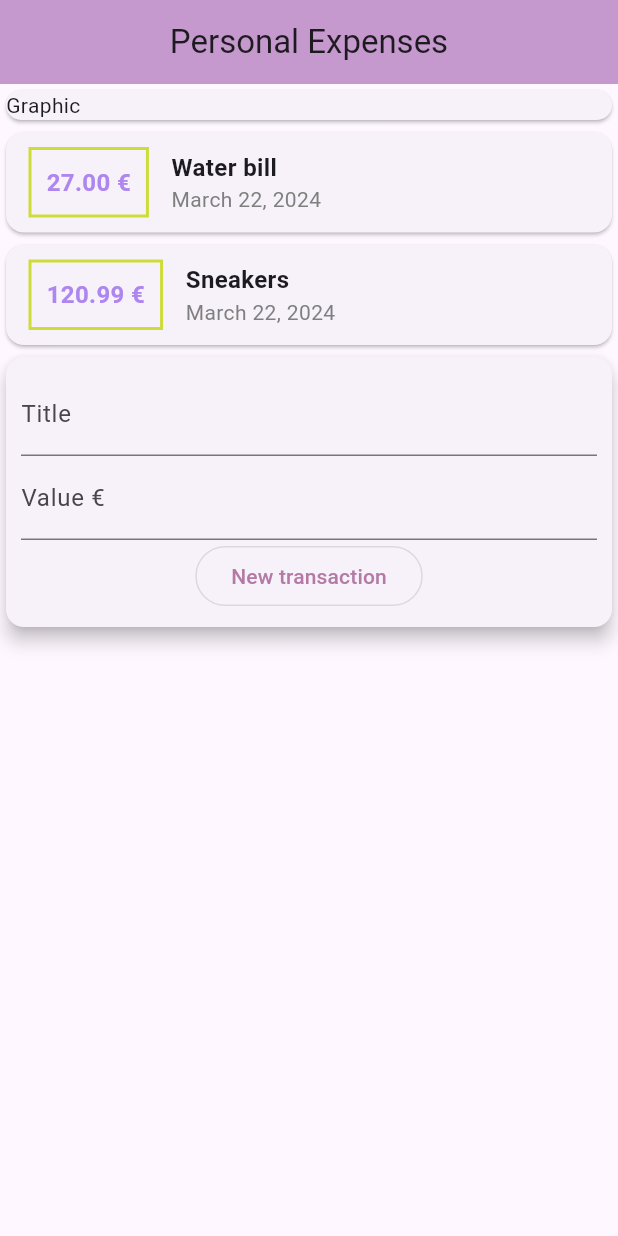
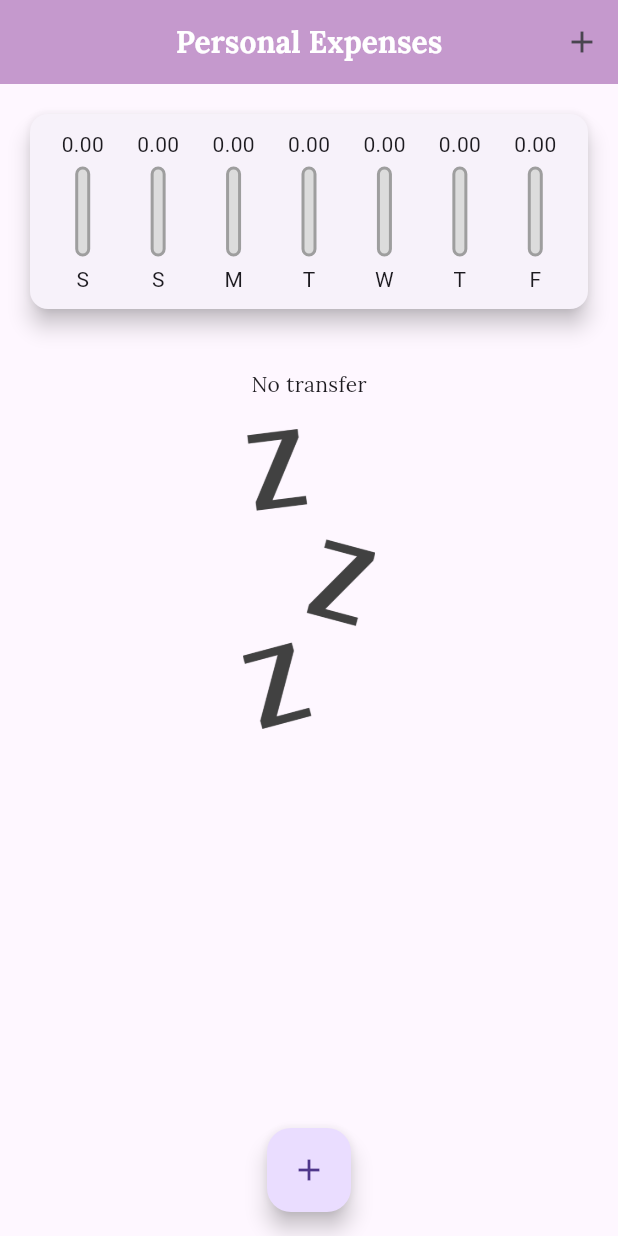
Before and after one commit to RitaSevera/Expenses-flutter, a Flutter app: the screen it shows after launch, on a phone screen of 412 x 824 dp. Run offline on Flutter 3.47's test engine with Material 3 defaults, Android fonts, the phone set to English and light mode, and no system bars; our stand-ins replace shared_preferences; project files that could hold a hidden picture were left out.

Commit message:
Finalização

```diff
--- /dev/null
+++ b/lib/Components/chart.dart
@@ -0,0 +1,65 @@
+import 'package:expenses/Components/chart_bar.dart';
+import 'package:expenses/models/transaction.dart';
+import 'package:flutter/material.dart';
+import 'package:intl/intl.dart';
+
+class Chart extends StatelessWidget {
+  final List<Transaction> recentTransactions;
+
+  const Chart(this.recentTransactions, {super.key});
+
+  List<Map<String, Object>> get groupedTransaction {
+    return List.generate(7, (index) {
+      final weekDay = DateTime.now().subtract(
+        Duration(days: index),
+      );
+
+      double total = 0.0;
+
+      for (var i = 0; i < recentTransactions.length; i++) {
+        bool sameDay = recentTransactions[i].date.day == weekDay.day;
+        bool sameMonth = recentTransactions[i].date.month == weekDay.month;
+        bool sameYear = recentTransactions[i].date.year == weekDay.year;
+
+        if (sameDay && sameMonth && sameYear) {
+          total += recentTransactions[i].value;
+        }
+      }
+      return {
+        "day": DateFormat.E().format(weekDay)[0],
+        "value": total,
+      };
+    }).reversed.toList();
+  }
+
+  double get _weekTotal {
+    return groupedTransaction.fold(0.0, (sum, tr) {
+      return sum + (tr["value"] as double);
+    });
+  }
+
+  @override
+  Widget build(BuildContext context) {
+    return Card(
+      elevation: 6,
+      margin: const EdgeInsets.all(20),
+      child: Padding(
+        padding: const EdgeInsets.all(10),
+        child: Row(
+          mainAxisAlignment: MainAxisAlignment.spaceAround,
+          children: groupedTransaction.map((tr) {
+            return Flexible(
+              fit: FlexFit.tight,
+              child: ChartBar(
+                label: tr["day"] as String,
+                value: tr["value"] as double,
+                percentage:
+                    _weekTotal == 0 ? 0 : (tr["value"] as double) / _weekTotal,
+              ),
+            );
+          }).toList(),
+        ),
+      ),
+    );
+  }
+}
--- /dev/null
+++ b/lib/Components/chart_bar.dart
@@ -0,0 +1,56 @@
+import 'package:flutter/material.dart';
+
+class ChartBar extends StatelessWidget {
+  final String? label;
+  final double? value;
+  final double? percentage;
+
+  const ChartBar({
+    super.key,
+    this.label,
+    this.value,
+    this.percentage,
+  });
+
+  @override
+  Widget build(BuildContext context) {
+    return Column(
+      children: [
+        SizedBox(
+          height: 20,
+          child: FittedBox(
+            child: Text(value!.toStringAsFixed(2)),
+          ),
+        ),
+        const SizedBox(height: 5),
+        SizedBox(
+          height: 60,
+          width: 10,
+          child: Stack(
+            alignment: Alignment.bottomCenter,
+            children: [
+              Container(
+                decoration: BoxDecoration(
+                  border: Border.all(color: Colors.grey, width: 2.0),
+                  color: const Color.fromRGBO(220, 220, 220, 1),
+                  borderRadius: BorderRadius.circular(5),
+                ),
+              ),
+              FractionallySizedBox(
+                heightFactor: percentage,
+                child: Container(
+                  decoration: BoxDecoration(
+                    color: Theme.of(context).primaryColor,
+                    borderRadius: BorderRadius.circular(5),
+                  ),
+                ),
+              )
+            ],
+          ),
+        ),
+        const SizedBox(height: 5),
+        Text(label!),
+      ],
+    );
+  }
+}
--- /dev/null
+++ b/lib/Components/transaction_list.dart
@@ -0,0 +1,81 @@
+import 'package:expenses/models/transaction.dart';
+import 'package:flutter/material.dart';
+import 'package:intl/intl.dart';
+
+class TransactionList extends StatelessWidget {
+  final List<Transaction> transaction;
+  final void Function(String) onRemove;
+
+  const TransactionList(this.transaction, this.onRemove, {super.key});
+
+  @override
+  Widget build(BuildContext context) {
+    return SizedBox(
+      height: 530,
+      child: transaction.isEmpty
+          ? Column(
+              children: [
+                const SizedBox(height: 20),
+                const Text(
+                  "No transfer",
+                  style: TextStyle(
+                    fontFamily: "Lora",
+                  ),
+                ),
+                const SizedBox(height: 20),
+                SizedBox(
+                  height: 200,
+                  child: Image.asset(
+                    "assets/images/waiting.png",
+                    fit: BoxFit.cover,
+                  ),
+                ),
+              ],
+            )
+          : ListView.builder(
+              itemCount: transaction.length,
+              itemBuilder: (ctx, index) {
+                final tr = transaction[index];
+                return Card(
+                  elevation: 5,
+                  margin:
+                      const EdgeInsets.symmetric(vertical: 8, horizontal: 5),
+                  child: ListTile(
+                    //personalizar cada elemento da lista
+                    leading: CircleAvatar(
+                      radius: 30,
+                      child: Padding(
+                        padding: const EdgeInsets.all(6),
+                        child: FittedBox(
+                          child: Text(
+                            "€${tr.value}",
+                            style: const TextStyle(fontFamily: "Lora-bold"),
+                          ),
+                        ),
+                      ),
+                    ),
+                    title: Text(
+                      tr.title,
+                      style: const TextStyle(
+                        fontFamily: "Lora-bold",
+                        //fontWeight: FontWeight.bold,
+                      ),
+                    ),
+                    subtitle: Text(
+                      DateFormat.yMMMd().format(tr.date),
+                      style: const TextStyle(
+                        fontFamily: "Lora",
+                      ),
+                    ),
+                    trailing: IconButton(
+                      icon: const Icon(Icons.delete),
+                      color: Theme.of(context).colorScheme.error,
+                      onPressed: () => onRemove(tr.id),
+                    ),
+                  ),
+                );
+              },
+            ),
+    );
+  }
+}
--- a/lib/main.dart
+++ b/lib/main.dart
@@ -1,22 +1,120 @@
+import 'dart:convert';
+import 'dart:math';
+import 'package:expenses/Components/chart.dart';
+import 'package:expenses/Components/transaction_form.dart';
+import 'package:expenses/Components/transaction_list.dart';
 import 'package:expenses/models/transaction.dart';
 import 'package:flutter/material.dart';
-import 'package:intl/intl.dart';
+import 'package:shared_preferences/shared_preferences.dart';
 
 main() => runApp(ExpensesApp());
 
 class ExpensesApp extends StatelessWidget {
+  ExpensesApp({super.key});
+  final ThemeData theme = ThemeData();
+
   @override
   Widget build(BuildContext context) {
-    return MaterialApp(home: MyHomePage());
+    return MaterialApp(
+      home: const MyHomePage(),
+      theme: theme.copyWith(
+        colorScheme: theme.colorScheme.copyWith(
+          primary: Colors.purple,
+          secondary: Colors.lime,
+        ),
+        textTheme: theme.textTheme.copyWith(
+          headlineMedium: const TextStyle(
+            fontFamily: "Lora",
+            fontSize: 16,
+            fontWeight: FontWeight.bold,
+            color: Colors.black,
+          ),
+        ),
+        appBarTheme: const AppBarTheme(
+          titleTextStyle: TextStyle(
+              fontFamily: "Lora", fontSize: 20, fontWeight: FontWeight.bold),
+        ),
+      ),
+    );
   }
 }
 
-class MyHomePage extends StatelessWidget {
-  final _transaction = [
-    Transaction(id: "t1", title: "Water bill", value: 27, date: DateTime.now()),
-    Transaction(
-        id: "t2", title: "Sneakers", value: 120.99, date: DateTime.now()),
-  ];
+class MyHomePage extends StatefulWidget {
+  const MyHomePage({super.key});
+
+  @override
+  State<MyHomePage> createState() => _MyHomePageState();
+}
+
+class _MyHomePageState extends State<MyHomePage> {
+  final List<Transaction> _transaction = [];
+
+  @override
+  void initState() {
+    super.initState();
+    _loadTransactions();
+  }
+
+  _loadTransactions() async {
+    final prefs = await SharedPreferences.getInstance();
+    final transactionsList = prefs.getStringList("transactions") ?? [];
+    setState(() {
+      _transaction.clear();
+      _transaction.addAll(
+        transactionsList
+            .map((trJson) => Transaction.fromJson(json.decode(trJson))),
+      );
+    });
+  }
+
+  List<Transaction> get _recentTransactions {
+    return _transaction.where((tr) {
+      return tr.date.isAfter(DateTime.now().subtract(
+        const Duration(days: 7),
+      ));
+    }).toList();
+  }
+
+  _addTransaction(String title, double value, DateTime date) async {
+    final newTransaction = Transaction(
+      id: Random().nextDouble().toString(),
+      title: title,
+      value: value,
+      date: date,
+    );
+
+    final prefs = await SharedPreferences.getInstance();
+    final transactionsList = prefs.getStringList("transactions") ?? [];
+    transactionsList.add(json.encode(newTransaction.toJson()));
+    await prefs.setStringList("transactions", transactionsList);
+
+    setState(() {
+      _transaction.add(newTransaction);
+    });
+
+    Navigator.of(context).pop();
+  }
+
+  _deleteTransaction(String id) async {
+    final prefs = await SharedPreferences.getInstance();
+    final transactions = prefs.getStringList("transactions") ?? [];
+    transactions.removeWhere((trJson) {
+      final transaction = json.decode(trJson);
+      return transaction.id == id;
+    });
+    await prefs.setStringList("transactions", transactions);
+    setState(() {
+      _transaction.removeWhere((tr) => tr.id == id);
+    });
+  }
+
+  _openTransactionFormModal(BuildContext context) {
+    showModalBottomSheet(
+        context: context,
+        builder: (_) {
+          return TransactionForm(_addTransaction);
+        });
+  }
 
   @override
   Widget build(BuildContext context) {
@@ -25,84 +123,27 @@ class MyHomePage extends StatelessWidget {
         backgroundColor: const Color.fromARGB(255, 197, 153, 205),
         centerTitle: true,
         title: const Text("Personal Expenses"),
-      ),
-      body: Column(
-        crossAxisAlignment: CrossAxisAlignment.stretch,
-        children: <Widget>[
-          const Card(
-            child: Text("Graphic"),
-          ),
-          Column(
-            children: _transaction.map((tr) {
-              return Card(
-                child: Row(children: [
-                  Container(
-                    margin: const EdgeInsets.symmetric(
-                        horizontal: 15, vertical: 10),
-                    decoration: BoxDecoration(
-                        border: Border.all(
-                      color: Colors.lime,
-                      width: 2,
-                    )),
-                    padding: const EdgeInsets.all(10),
-                    child: Text(
-                      "${tr.value.toStringAsFixed(2)} €", //toString não era necessário, mas pus para aparecer 2 casas decimais
-                      //"€" + tr.value.toString(),
-                      style: const TextStyle(
-                          fontWeight: FontWeight.bold,
-                          fontSize: 16,
-                          color: Color.fromARGB(255, 173, 134, 239)),
-                    ),
-                  ),
-                  Column(
-                    crossAxisAlignment: CrossAxisAlignment.start,
-                    children: [
-                      Text(
-                        tr.title,
-                        style: const TextStyle(
-                            fontSize: 16, fontWeight: FontWeight.bold),
-                      ),
-                      Text(
-                        DateFormat.yMMMMd().format(
-                            tr.date), //só consigo fazer assim pq importei intl
-                        style: const TextStyle(
-                          color: Color.fromARGB(255, 128, 127, 127),
-                        ),
-                      ),
-                    ],
-                  )
-                ]),
-              );
-            }).toList(),
-          ),
-          const Card(
-            elevation: 5,
-            child: Padding(
-              padding: EdgeInsets.all(10),
-              child: Column(
-                children: [
-                  TextField(
-                    decoration: InputDecoration(
-                      labelText: "Title",
-                    ),
-                  ),
-                  TextField(
-                    decoration: InputDecoration(labelText: "Value €"),
-                  ),
-                  OutlinedButton(
-                    onPressed: null,
-                    child: Text(
-                      "New transaction",
-                      style:
-                          TextStyle(color: Color.fromARGB(255, 180, 122, 165)),
-                    ),
-                  ),
-                ],
-              ),
-            ),
-          ),
+        actions: [
+          IconButton(
+              onPressed: () => _openTransactionFormModal(context),
+              icon: const Icon(Icons.add))
         ],
       ),
+      body: SingleChildScrollView(
+        child: Column(
+          crossAxisAlignment: CrossAxisAlignment.stretch,
+          children: <Widget>[
+            Chart(_recentTransactions),
+            TransactionList(_transaction,
+                _deleteTransaction), //comunicação direta - passo já os dados
+          ],
+        ),
+      ),
+      floatingActionButton: FloatingActionButton(
+        child: const Icon(Icons.add),
+        onPressed: () => _openTransactionFormModal(context),
+      ),
+      floatingActionButtonLocation: FloatingActionButtonLocation.centerFloat,
     );
   }
 }
```
Also changed, not shown: lib/Components/transaction_form.dart (added, +105 -0 lines), lib/models/transaction.dart (+18 -0 lines), pubspec.yaml (+9 -8 lines), assets/fonts/Lora-Bold.ttf (added), assets/fonts/Lora-BoldItalic.ttf (added), assets/fonts/Lora-Italic.ttf (added), assets/fonts/Lora-Medium.ttf (added), assets/fonts/Lora-MediumItalic.ttf (added), assets/fonts/Lora-Regular.ttf (added), assets/fonts/Lora-SemiBold.ttf (added), assets/fonts/Lora-SemiBoldItalic.ttf (added), assets/images/waiting.png (added), pubspec.lock, 1 other file.
